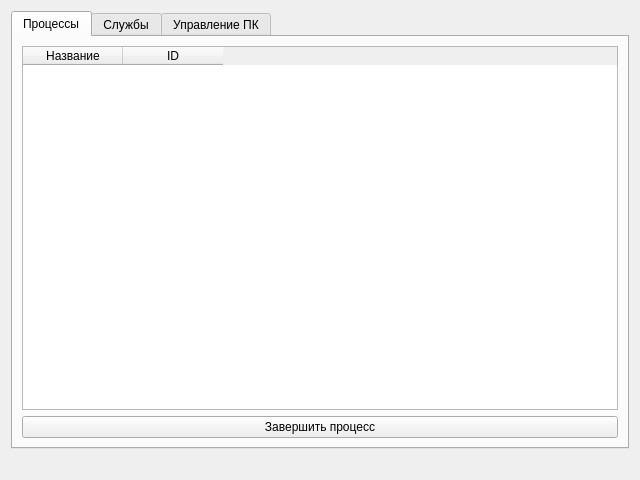
whatever125/azot, file management_pc.ui: the form before one commit.
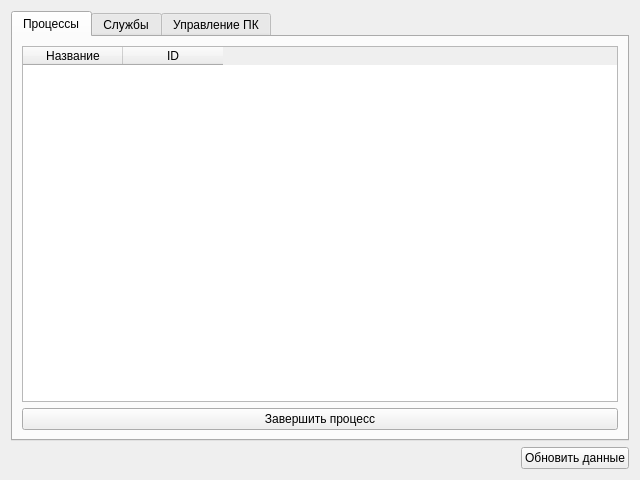
The form after the commit. Icons and pictures are not drawn.

The edit to the form file:
```diff
--- a/management_pc.ui
+++ b/management_pc.ui
@@ -24,7 +24,27 @@
     <normaloff>icon.png</normaloff>icon.png</iconset>
   </property>
   <layout class="QGridLayout" name="gridLayout_2">
-   <item row="6" column="0">
+   <item row="9" column="0">
+    <widget class="QLabel" name="error">
+     <property name="sizePolicy">
+      <sizepolicy hsizetype="Expanding" vsizetype="Preferred">
+       <horstretch>0</horstretch>
+       <verstretch>0</verstretch>
+      </sizepolicy>
+     </property>
+     <property name="text">
+      <string/>
+     </property>
+    </widget>
+   </item>
+   <item row="9" column="1">
+    <widget class="QPushButton" name="pushButton_10">
+     <property name="text">
+      <string>Обновить данные</string>
+     </property>
+    </widget>
+   </item>
+   <item row="6" column="0" colspan="2">
     <widget class="QTabWidget" name="tabWidget">
      <property name="currentIndex">
       <number>0</number>
@@ -247,13 +267,6 @@
      </widget>
     </widget>
    </item>
-   <item row="7" column="0">
-    <widget class="QLabel" name="error">
-     <property name="text">
-      <string/>
-     </property>
-    </widget>
-   </item>
   </layout>
  </widget>
  <resources/>
```
